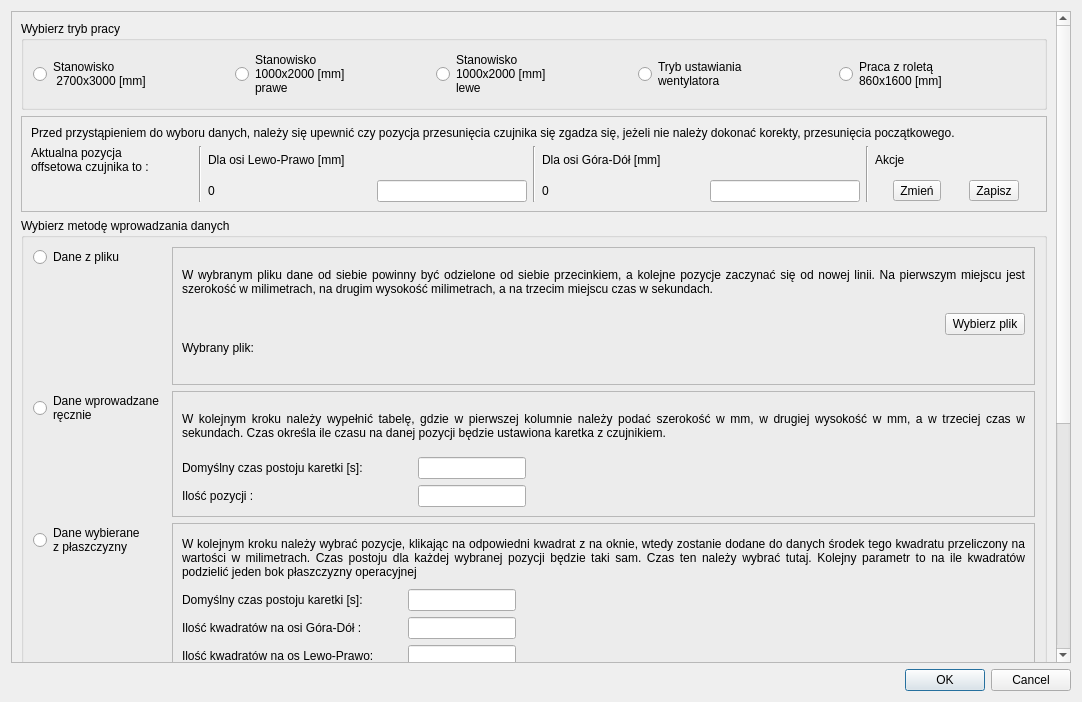
Above: PrzeplywomierzGUI/Aplikacja/wybormetody.ui from wiacekmarcin/StanowiskoOtwock before the change. Below: the same form after it.
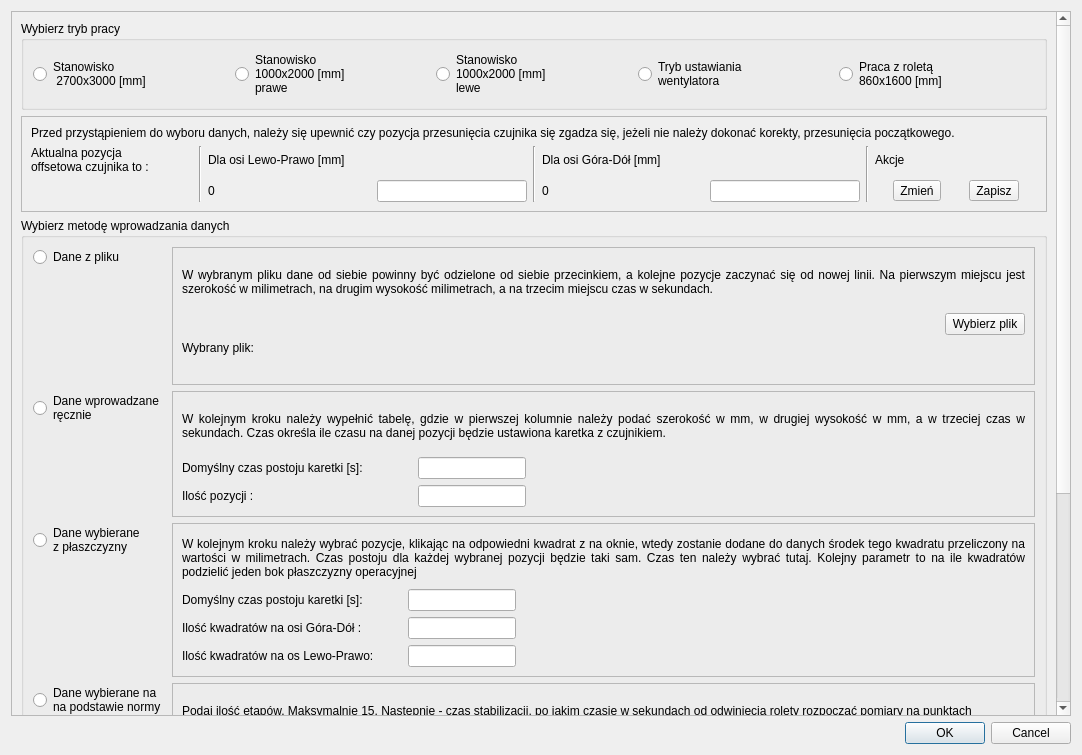
That is the form after the change.

```diff
--- a/PrzeplywomierzGUI/Aplikacja/wybormetody.ui
+++ b/PrzeplywomierzGUI/Aplikacja/wybormetody.ui
@@ -7,7 +7,7 @@
     <x>0</x>
     <y>0</y>
     <width>1082</width>
-    <height>702</height>
+    <height>755</height>
    </rect>
   </property>
   <property name="windowTitle">
@@ -32,7 +32,7 @@
       <property name="geometry">
        <rect>
         <x>0</x>
-        <y>0</y>
+        <y>-402</y>
         <width>1048</width>
         <height>1106</height>
        </rect>
```
